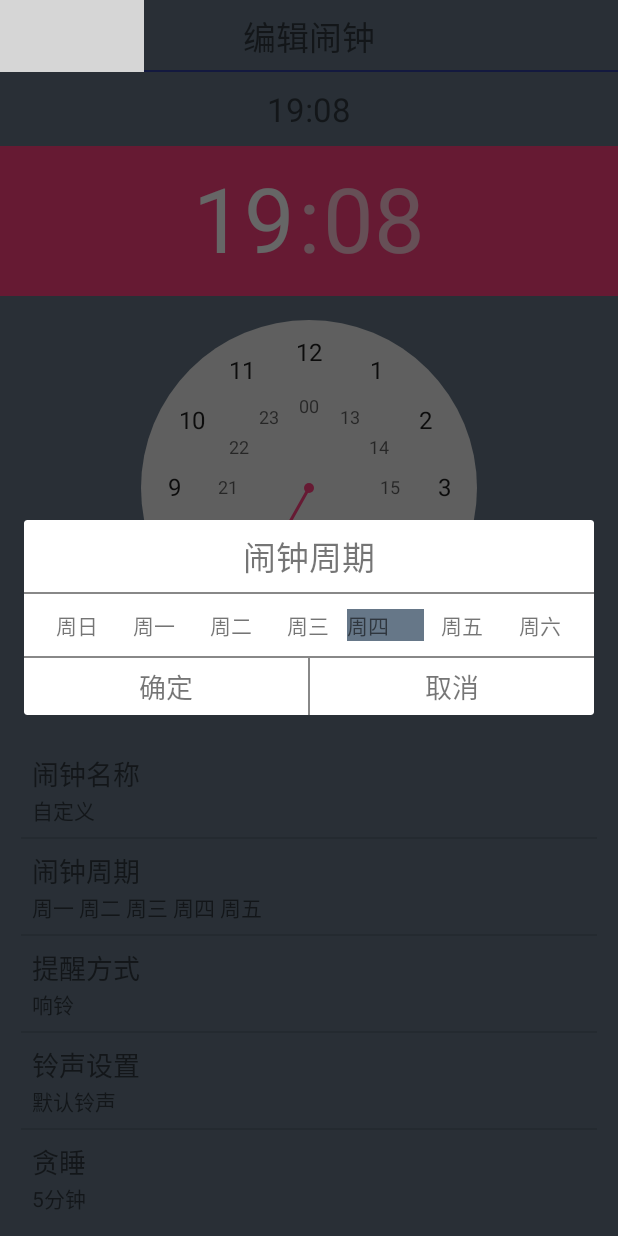
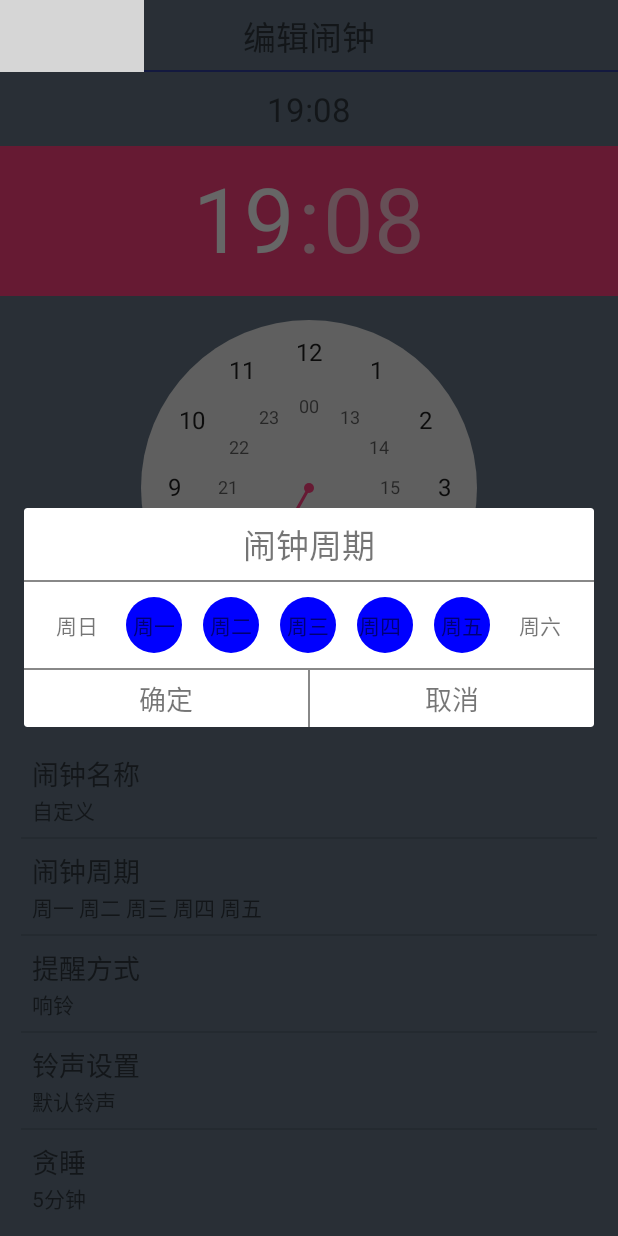
Before and after one commit to chengxk/Alarm, an Android app: the SetAlarmActivity screen opened directly, with no data from a screen before it, after a tap on "闹钟周期", on a phone screen of 412 x 824 dp. Run offline under Robolectric (Android 15) with nearby library versions, the light colour scheme and no system bars; our stand-ins replace ButterKnife; 3 statements that could not run were skipped; grey boxes are pictures that could not be loaded.

Commit message:
添加闹钟周期

```diff
--- a/app/src/main/java/com/mumu/alarm/App.java
+++ b/app/src/main/java/com/mumu/alarm/App.java
@@ -20,6 +20,7 @@ public class App extends Application {
     private static App app;
 
     private List<Ring> ringList = new ArrayList<>();
+    private List<Ring> userRingList = new ArrayList<>();
 
     @Override
     public void onCreate() {
@@ -47,4 +48,8 @@ public class App extends Application {
     public List<Ring> getRingList() {
         return ringList;
     }
+
+    public List<Ring> getUserRingList() {
+        return userRingList;
+    }
 }
--- a/app/src/main/java/com/mumu/alarm/ui/SetAlarmActivity.java
+++ b/app/src/main/java/com/mumu/alarm/ui/SetAlarmActivity.java
@@ -8,6 +8,7 @@ import android.view.LayoutInflater;
 import android.view.View;
 import android.widget.AdapterView;
 import android.widget.ArrayAdapter;
+import android.widget.CheckedTextView;
 import android.widget.EditText;
 import android.widget.LinearLayout;
 import android.widget.ListView;
@@ -21,6 +22,7 @@ import com.mumu.alarm.Constants;
 import com.mumu.alarm.R;
 import com.mumu.alarm.adapter.SetAlarmAdapter;
 import com.mumu.alarm.bean.Alarm;
+import com.mumu.alarm.ui.widget.CircleTextView;
 import com.mumu.alarm.utils.TimeUtils;
 
 import butterknife.Bind;
@@ -57,6 +59,7 @@ public class SetAlarmActivity extends BaseActivity implements View.OnClickListen
     private TextView confirm;
     private TextView cancle;
 
+    private CircleTextView zero, one, two, three, four, five, six;
 
     private Alarm alarm;
     private AlertDialog alertDialog;
@@ -150,7 +153,6 @@ public class SetAlarmActivity extends BaseActivity implements View.OnClickListen
     }
 
 
-
     /**
      * 显示不同的dialog
      * 0=编辑闹钟名称，1=闹钟周期，2=提醒方式，4=贪睡
@@ -168,11 +170,21 @@ public class SetAlarmActivity extends BaseActivity implements View.OnClickListen
             editText = (EditText) dialogRoot.findViewById(R.id.dialog_edit_name);
             singleChoiceListView = (ListView) dialogRoot.findViewById(R.id.dialog_list_view);
             remindCircleLayout = (LinearLayout) dialogRoot.findViewById(R.id.dialog_remind_circle_layout);
+
+            zero = (CircleTextView) dialogRoot.findViewById(R.id.dialog_remind_circle_zero);
+            one = (CircleTextView) dialogRoot.findViewById(R.id.dialog_remind_circle_one);
+            two = (CircleTextView) dialogRoot.findViewById(R.id.dialog_remind_circle_two);
+            three = (CircleTextView) dialogRoot.findViewById(R.id.dialog_remind_circle_three);
+            four = (CircleTextView) dialogRoot.findViewById(R.id.dialog_remind_circle_four);
+            five = (CircleTextView) dialogRoot.findViewById(R.id.dialog_remind_circle_five);
+            six = (CircleTextView) dialogRoot.findViewById(R.id.dialog_remind_circle_six);
+
             dialogTitle = (TextView) dialogRoot.findViewById(R.id.dialog_title);
             confirm = (TextView) dialogRoot.findViewById(R.id.dialog_confirm);
             cancle = (TextView) dialogRoot.findViewById(R.id.dialog_cancle);
             confirm.setOnClickListener(this);
             cancle.setOnClickListener(this);
+
         }
 
         if (type == EDIT_ALARM_NAME) {//闹钟名称
@@ -184,6 +196,16 @@ public class SetAlarmActivity extends BaseActivity implements View.OnClickListen
             editText.setVisibility(View.GONE);
             singleChoiceListView.setVisibility(View.GONE);
             remindCircleLayout.setVisibility(View.VISIBLE);
+
+            byte[] circle = alarm.getAlarmCircle();
+            zero.setChecked(circle[0] == 1 ? true : false);
+            one.setChecked(circle[1] == 1 ? true : false);
+            two.setChecked(circle[2] == 1 ? true : false);
+            three.setChecked(circle[3] == 1 ? true : false);
+            four.setChecked(circle[4] == 1 ? true : false);
+            five.setChecked(circle[5] == 1 ? true : false);
+            six.setChecked(circle[6] == 1 ? true : false);
+
             dialogTitle.setText("闹钟周期");
         } else if (type == EDIT_ALARM_REMIND) {//提醒方式
             editText.setVisibility(View.GONE);
@@ -193,12 +215,12 @@ public class SetAlarmActivity extends BaseActivity implements View.OnClickListen
             singleChoiceListView.setAdapter(new ArrayAdapter<String>(this, android.R.layout.simple_list_item_single_choice, remindModeArray));
 
             Integer remindMode = alarm.getRemindMode();
-            if(remindMode == Constants.ALARM_REMIND_RING){
-                singleChoiceListView.setItemChecked(0 , true);
-            }else if(remindMode == Constants.ALARM_REMIND_VIBRATE){
-                singleChoiceListView.setItemChecked(1 , true);
-            }else{
-                singleChoiceListView.setItemChecked(3 , true);
+            if (remindMode == Constants.ALARM_REMIND_RING) {
+                singleChoiceListView.setItemChecked(0, true);
+            } else if (remindMode == Constants.ALARM_REMIND_VIBRATE) {
+                singleChoiceListView.setItemChecked(1, true);
+            } else {
+                singleChoiceListView.setItemChecked(3, true);
             }
 
         } else if (type == EDIT_ALARM_SLEEPY) {//贪睡
@@ -271,13 +293,22 @@ public class SetAlarmActivity extends BaseActivity implements View.OnClickListen
                         }
                         break;
                     case EDIT_ALARM_CIRLCE:
+                        byte[] circle = new byte[7];
+                        circle[0] = (byte) (zero.isChecked() ? 1 : 0);
+                        circle[1] = (byte) (one.isChecked() ? 1 : 0);
+                        circle[2] = (byte) (two.isChecked() ? 1 : 0);
+                        circle[3] = (byte) (three.isChecked() ? 1 : 0);
+                        circle[4] = (byte) (four.isChecked() ? 1 : 0);
+                        circle[5] = (byte) (five.isChecked() ? 1 : 0);
+                        circle[6] = (byte) (six.isChecked() ? 1 : 0);
+                        alarm.setAlarmCircle(circle);
                         break;
                     case EDIT_ALARM_REMIND:
-                        if(position==0){
+                        if (position == 0) {
                             alarm.setRemindMode(Constants.ALARM_REMIND_RING);
-                        }else if(position ==1){
+                        } else if (position == 1) {
                             alarm.setRemindMode(Constants.ALARM_REMIND_VIBRATE);
-                        }else{
+                        } else {
                             alarm.setRemindMode(Constants.ALARM_REMIND_RING_VIBRATE);
                         }
                         setAlarmAdapter.notifyDataSetChanged();
@@ -298,6 +329,7 @@ public class SetAlarmActivity extends BaseActivity implements View.OnClickListen
             case R.id.dialog_cancle:
                 alertDialog.dismiss();
                 break;
+
         }
     }
 }
--- /dev/null
+++ b/app/src/main/java/com/mumu/alarm/ui/widget/CircleTextView.java
@@ -0,0 +1,61 @@
+package com.mumu.alarm.ui.widget;
+
+import android.content.Context;
+import android.graphics.Canvas;
+import android.graphics.Color;
+import android.graphics.Paint;
+import android.util.AttributeSet;
+import android.widget.Checkable;
+import android.widget.TextView;
+
+/**
+ * Created by acer on 2016/4/14.
+ */
+public class CircleTextView extends TextView implements Checkable {
+    private boolean isChecked;
+
+    private Paint paint;
+
+    public CircleTextView(Context context, AttributeSet attrs) {
+        super(context, attrs);
+        paint = new Paint();
+        paint.setColor(Color.BLUE);
+        paint.setAntiAlias(true);
+    }
+
+    @Override
+    protected void onDraw(Canvas canvas) {
+        if (isChecked) {
+            int width = getWidth();
+            int height = getHeight();
+            int radius = Math.min(width, height) / 2;
+
+            canvas.drawCircle(width / 2, height / 2, radius, paint);
+        }
+        super.onDraw(canvas);
+    }
+
+    @Override
+    public boolean performClick() {
+        super.performClick();
+        toggle();
+        invalidate();
+        return true;
+    }
+
+    @Override
+    public void setChecked(boolean b) {
+        isChecked = b;
+        invalidate();
+    }
+
+    @Override
+    public boolean isChecked() {
+        return isChecked;
+    }
+
+    @Override
+    public void toggle() {
+        isChecked = !isChecked;
+    }
+}
--- a/app/src/main/res/drawable/ic_background_circle.xml
+++ b/app/src/main/res/drawable/ic_background_circle.xml
@@ -4,6 +4,6 @@
         android:viewportWidth="24.0"
         android:viewportHeight="24.0">
     <path
-        android:fillColor="#ffff"
+        android:fillColor="#8aaa"
         android:pathData="M12,2C6.47,2 2,6.47 2,12s4.47,10 10,10 10,-4.47 10,-10S17.53,2 12,2zM12,20c-4.41,0 -8,-3.59 -8,-8s3.59,-8 8,-8 8,3.59 8,8 -3.59,8 -8,8z"/>
 </vector>
--- a/app/src/main/res/layout/fragment_system_ring.xml
+++ b/app/src/main/res/layout/fragment_system_ring.xml
@@ -2,7 +2,7 @@
     xmlns:tools="http://schemas.android.com/tools"
     android:layout_width="match_parent"
     android:layout_height="match_parent"
-    tools:context="com.mumu.alarm.ui.fragment.SystemRingFragment">
+    tools:context=".ui.fragment.RingFragment">
 
     <ListView
         android:id="@+id/ring_list_view"
--- a/app/src/main/res/layout/set_alarm_dialog.xml
+++ b/app/src/main/res/layout/set_alarm_dialog.xml
@@ -38,59 +38,73 @@
             android:orientation="horizontal"
             android:padding="10dp">
 
-            <TextView
-                android:layout_width="0dp"
-                android:layout_height="match_parent"
-                android:layout_weight="1"
-                android:background="@null"
-                android:gravity="center"
-                android:text="周日" />
-
-            <TextView
-                android:layout_width="0dp"
-                android:layout_height="match_parent"
-                android:layout_weight="1"
-                android:background="@null"
-                android:gravity="center"
-                android:text="周一" />
-
-            <TextView
-                android:layout_width="0dp"
-                android:layout_height="match_parent"
-                android:layout_weight="1"
-                android:background="@null"
-                android:gravity="center"
-                android:text="周二" />
-
-            <TextView
-                android:layout_width="0dp"
-                android:layout_height="match_parent"
-                android:layout_weight="1"
-                android:background="@null"
-                android:gravity="center"
-                android:text="周三" />
-
-            <TextView
-                android:text="周四"
+            <com.mumu.alarm.ui.widget.CircleTextView
+                android:id="@+id/dialog_remind_circle_zero"
                 android:layout_width="0dp"
                 android:layout_height="match_parent"
                 android:layout_weight="1"
                 android:clickable="true"
-                android:background="@drawable/background_circle"/>
+                android:gravity="center"
+                android:padding="8dp"
+                android:text="周日" />
 
-            <TextView
+            <com.mumu.alarm.ui.widget.CircleTextView
+                android:id="@+id/dialog_remind_circle_one"
                 android:layout_width="0dp"
                 android:layout_height="match_parent"
                 android:layout_weight="1"
-                android:background="@null"
+                android:clickable="true"
                 android:gravity="center"
-                android:text="周五" />
+                android:padding="8dp"
+                android:text="周一" />
 
-            <TextView
+            <com.mumu.alarm.ui.widget.CircleTextView
+                android:id="@+id/dialog_remind_circle_two"
                 android:layout_width="0dp"
                 android:layout_height="match_parent"
                 android:layout_weight="1"
+                android:clickable="true"
                 android:gravity="center"
+                android:padding="8dp"
+                android:text="周二" />
+
+            <com.mumu.alarm.ui.widget.CircleTextView
+                android:id="@+id/dialog_remind_circle_three"
+                android:layout_width="0dp"
+                android:layout_height="match_parent"
+                android:layout_weight="1"
+                android:clickable="true"
+                android:gravity="center"
+                android:padding="8dp"
+                android:text="周三" />
+
+            <com.mumu.alarm.ui.widget.CircleTextView
+                android:id="@+id/dialog_remind_circle_four"
+                android:layout_width="0dp"
+                android:layout_height="match_parent"
+                android:layout_weight="1"
+                android:clickable="true"
+                android:padding="8dp"
+                android:text="周四" />
+
+            <com.mumu.alarm.ui.widget.CircleTextView
+                android:id="@+id/dialog_remind_circle_five"
+                android:layout_width="0dp"
+                android:layout_height="match_parent"
+                android:layout_weight="1"
+                android:clickable="true"
+                android:gravity="center"
+                android:padding="8dp"
+                android:text="周五" />
+
+            <com.mumu.alarm.ui.widget.CircleTextView
+                android:id="@+id/dialog_remind_circle_six"
+                android:layout_width="0dp"
+                android:layout_height="match_parent"
+                android:layout_weight="1"
+                android:clickable="true"
+                android:gravity="center"
+                android:padding="8dp"
                 android:text="周六" />
         </LinearLayout>
 
```
Also changed, not shown: app/src/main/java/com/mumu/alarm/ui/RingActivity.java (+19 -11 lines), app/src/main/java/com/mumu/alarm/ui/fragment/RingFragment.java (renamed from app/src/main/java/com/mumu/alarm/ui/fragment/SystemRingFragment.java, +72 -15 lines), app/src/main/res/drawable/background_circle.xml (+15 -4 lines).
